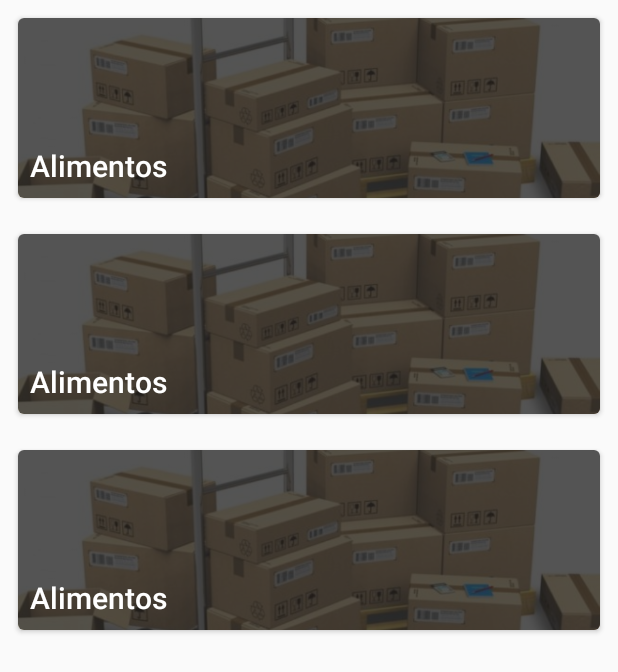
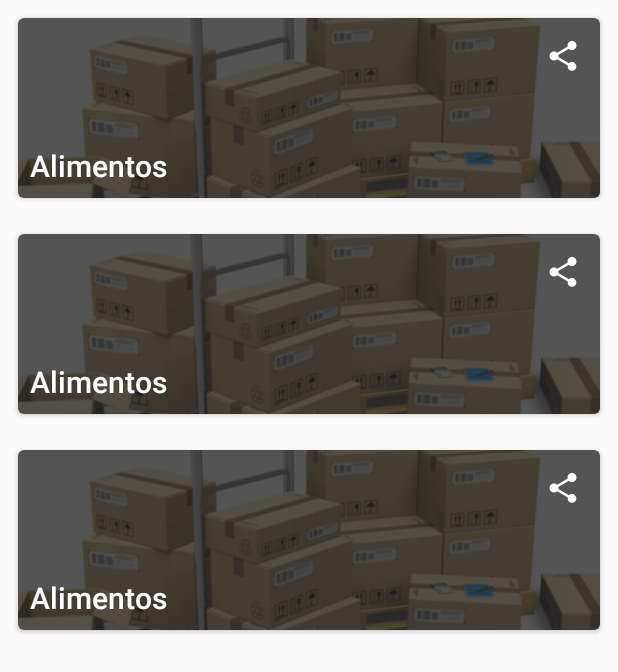
Before and after one commit to hrick/EstoquePessoal, an Android app: the layout fragment_stock_list.xml on its own in the app's theme, with its tools: preview values and no code run, on a phone screen of 412 x 824 dp. Shown: the top 672 px of the screen. Run offline under Robolectric (Android 15) with nearby library versions, the phone set to English and light mode, and no system bars.

Commit message:
Inclusão de notificação, compartilhamento da localização do estoque, login com o google

```diff
--- a/app/src/main/java/br/com/hrick/estoquepessoal/view/main/fragments/StockFragment.java
+++ b/app/src/main/java/br/com/hrick/estoquepessoal/view/main/fragments/StockFragment.java
@@ -93,6 +93,7 @@ public class StockFragment extends Fragment {
     public interface OnListFragmentInteractionListener {
         void onListFragmentInteraction(Stock item);
         void onDeleteStockListener(Stock item);
+        void onShareLocationStockListener(Stock item);
 
     }
 }
--- a/app/src/main/res/drawable/gradient_login.xml
+++ b/app/src/main/res/drawable/gradient_login.xml
@@ -3,8 +3,8 @@
     android:shape="rectangle">
     <gradient
         android:angle="270"
-        android:centerColor="@color/row_product"
-        android:endColor="@color/row_product"
-        android:startColor="@color/row_product"
+        android:centerColor="@color/accent"
+        android:endColor="@color/accent"
+        android:startColor="@color/accent"
         android:type="linear" />
 </shape>
--- /dev/null
+++ b/app/src/main/res/drawable/ic_share_variant.xml
@@ -0,0 +1,8 @@
+<!-- drawable/share_variant.xml -->
+<vector xmlns:android="http://schemas.android.com/apk/res/android"
+    android:height="24dp"
+    android:width="24dp"
+    android:viewportWidth="24"
+    android:viewportHeight="24">
+    <path android:fillColor="#fff" android:pathData="M18,16.08C17.24,16.08 16.56,16.38 16.04,16.85L8.91,12.7C8.96,12.47 9,12.24 9,12C9,11.76 8.96,11.53 8.91,11.3L15.96,7.19C16.5,7.69 17.21,8 18,8A3,3 0 0,0 21,5A3,3 0 0,0 18,2A3,3 0 0,0 15,5C15,5.24 15.04,5.47 15.09,5.7L8.04,9.81C7.5,9.31 6.79,9 6,9A3,3 0 0,0 3,12A3,3 0 0,0 6,15C6.79,15 7.5,14.69 8.04,14.19L15.16,18.34C15.11,18.55 15.08,18.77 15.08,19C15.08,20.61 16.39,21.91 18,21.91C19.61,21.91 20.92,20.61 20.92,19A2.92,2.92 0 0,0 18,16.08Z" />
+</vector>
--- a/app/src/main/res/layout/fragment_stock.xml
+++ b/app/src/main/res/layout/fragment_stock.xml
@@ -45,5 +45,14 @@
             android:textColor="@android:color/white"
             android:textSize="@dimen/text_card_size" />
 
+        <ImageButton
+            android:id="@+id/ibShare"
+            style="?android:attr/borderlessButtonStyle"
+            android:layout_alignParentEnd="true"
+            android:layout_alignParentRight="true"
+            android:layout_width="50dp"
+            android:layout_height="50dp"
+            android:src="@drawable/ic_share_variant"/>
+
     </RelativeLayout>
 </android.support.v7.widget.CardView>
--- a/app/src/main/res/values/strings.xml
+++ b/app/src/main/res/values/strings.xml
@@ -63,5 +63,9 @@
     <string name="invalid_adress">Adress not found</string>
     <string name="title_stock">Stock</string>
     <string name="location_stock">Location stock</string>
+    <string name="error_location_share">Could not share location</string>
+    <string name="msg_share">Share via</string>
+    <string name="title_location">Stock: %1$s</string>
+    <string name="user_invalid">Invalid user</string>
 
 </resources>
--- a/app/src/main/res/values/styles.xml
+++ b/app/src/main/res/values/styles.xml
@@ -12,6 +12,14 @@
         <item name="windowActionBar">false</item>
         <item name="windowNoTitle">true</item>
         <item name="android:windowFullscreen">true</item>
+        <!-- Customize your theme here. -->
+        <item name="colorPrimary">@android:color/white</item>
+        <item name="colorAccent">@android:color/white</item>
+        <item name="colorControlNormal">@android:color/white</item>
+        <item name="colorControlActivated">@android:color/white</item>
+        <item name="colorControlHighlight">@android:color/white</item>
+        <item name="android:textColorHint">@android:color/white</item>
+        <item name="android:textColor">@android:color/white</item>
         <item name="android:textSize">16sp</item>
     </style>
 
--- a/build.gradle
+++ b/build.gradle
@@ -7,6 +7,7 @@ buildscript {
     }
     dependencies {
         classpath 'com.android.tools.build:gradle:2.3.3'
+        classpath 'com.google.gms:google-services:3.1.0'
 
         // NOTE: Do not place your application dependencies here; they belong
         // in the individual module build.gradle files
```
Also changed, not shown: app/build.gradle (+10 -4 lines), app/src/main/AndroidManifest.xml (+12 -1 lines), app/src/main/java/br/com/hrick/estoquepessoal/firebase/EstoqueFirebaseInstanceIdService.java (added, +20 -0 lines), app/src/main/java/br/com/hrick/estoquepessoal/firebase/EstoqueFirebaseMessagingService.java (added, +44 -0 lines), app/src/main/java/br/com/hrick/estoquepessoal/view/LoginActivity.java (+66 -21 lines), app/src/main/java/br/com/hrick/estoquepessoal/view/main/MainActivity.java (+15 -0 lines), app/src/main/java/br/com/hrick/estoquepessoal/view/main/fragments/StockRecyclerViewAdapter.java (+13 -0 lines), app/src/main/res/layout/activity_login.xml (+14 -8 lines), 2 other files.
